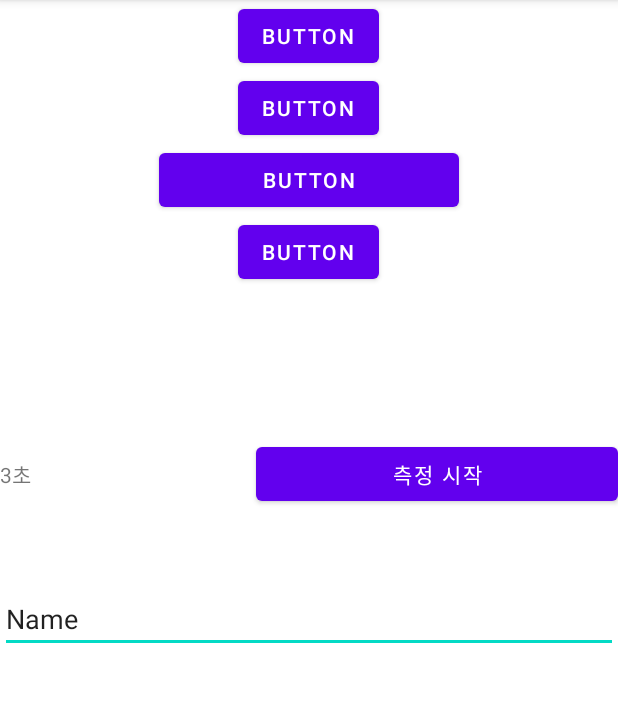
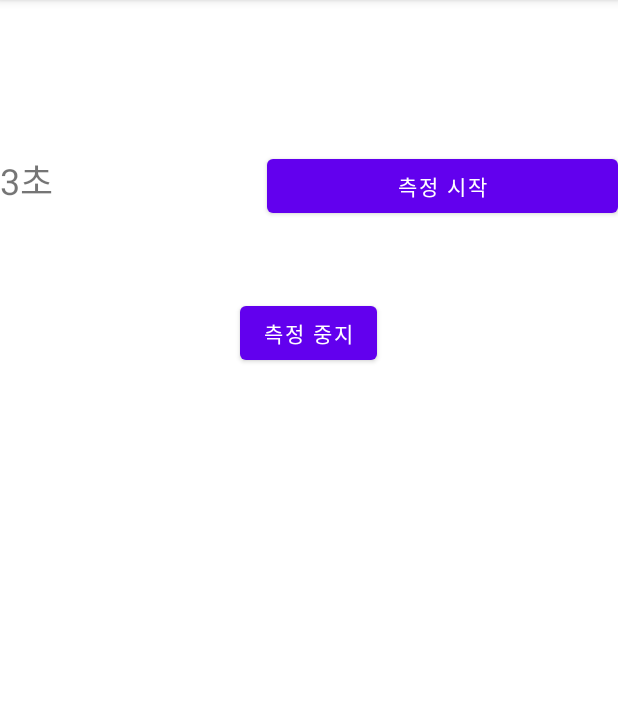
Before and after one commit to jihoi-kang/on-eco, an Android app: the TestActivity screen opened directly, with no data from a screen before it, after a tap on "측정 시작", on a phone screen of 412 x 824 dp, the part 84-786 px from its top. Run offline under Robolectric (Android 15) with nearby library versions, the phone set to English and light mode, and no system bars; libraries missing offline, so code that uses them is left out: com.gun0912.tedpermission; 1 statement that could not run was skipped.

Commit message:
add test timer

```diff
--- a/app/src/main/java/com/project/oneco/MainHome.java
+++ b/app/src/main/java/com/project/oneco/MainHome.java
@@ -1,6 +1,4 @@
 package com.project.oneco;
-
-import androidx.appcompat.app.AppCompatActivity;
 
 import android.content.Intent;
 import android.os.Bundle;
@@ -8,7 +6,7 @@ import android.view.View;
 import android.widget.Button;
 import android.widget.ImageButton;
 
-import com.project.oneco.test.TestActivity;
+import androidx.appcompat.app.AppCompatActivity;
 
 public class MainHome extends AppCompatActivity {
 
@@ -22,7 +20,7 @@ public class MainHome extends AppCompatActivity {
         goto_mypage.setOnClickListener(new View.OnClickListener() {
             @Override
             public void onClick(View view) {
-                Intent intent = new Intent(getApplicationContext(), TestActivity.class);
+                Intent intent = new Intent(getApplicationContext(), MyPage.class);
                 startActivity(intent);
             }
         });
--- a/app/src/main/java/com/project/oneco/test/TestActivity.java
+++ b/app/src/main/java/com/project/oneco/test/TestActivity.java
@@ -1,18 +1,24 @@
 package com.project.oneco.test;
 
-import android.content.Intent;
+import android.Manifest;
 import android.os.Bundle;
 import android.os.Handler;
 import android.util.Log;
 import android.view.View;
 import android.widget.Button;
 import android.widget.TextView;
+import android.widget.Toast;
 
 import androidx.annotation.Nullable;
 import androidx.appcompat.app.AppCompatActivity;
 
+import com.gun0912.tedpermission.PermissionListener;
+import com.gun0912.tedpermission.normal.TedPermission;
 import com.project.oneco.R;
+import com.project.oneco.SoundMeter;
 
+import java.util.ArrayList;
+import java.util.List;
 import java.util.Timer;
 import java.util.TimerTask;
 
@@ -21,37 +27,63 @@ public class TestActivity extends AppCompatActivity {
     private TimerTask second;
     private int timerSec = 0;
     private final Handler handler = new Handler();
+    private final ArrayList<Float> dbList = new ArrayList<>();
+    private SoundMeter soundMeter = null;
 
     @Override
     protected void onCreate(@Nullable Bundle savedInstanceState) {
         super.onCreate(savedInstanceState);
         setContentView(R.layout.activity_test);
 
+        checkPermission();
+
+        soundMeter = new SoundMeter();
+
         tvSec = findViewById(R.id.tv_sec);
-        Button btnNext = findViewById(R.id.btn_next);
+        Button btnStop = findViewById(R.id.btn_stop);
         Button btnStart = findViewById(R.id.btn_start);
-        btnNext.setOnClickListener(new View.OnClickListener() {
+
+        btnStop.setOnClickListener(new View.OnClickListener() {
             @Override
             public void onClick(View view) {
-                Intent intent = new Intent(getApplicationContext(), TestActivity2.class);
-                startActivity(intent);
+                // todo: Timer, SoundMeter를 중지시킨다.
+                second.cancel();
+                soundMeter.stop();
+                // todo: 지금까지 모아둔 데시벨 값을 파싱한다.
             }
         });
         btnStart.setOnClickListener(new View.OnClickListener() {
             @Override
             public void onClick(View view) {
-                testStart();
+                // 데시벨을 얻어오기 위해 sound meter 시작
+                if (soundMeter == null) {
+                    return;
+                }
+                soundMeter.start();
+
+                // timer 시작
+                startTimer();
             }
         });
     }
 
-    public void testStart() {
+    public void startTimer() {
+        // 초기화 작업
         timerSec = 0;
         second = new TimerTask() {
             @Override
             public void run() {
-                Log.i("Test", "Timer start");
+                Log.d("jay", "Timer start: " + timerSec); // 로그 찍기
                 updateUi();
+                // todo: sound meter getAmplitude() 작업 수행
+                if (soundMeter == null) {
+                    return;
+                }
+                double amplitude = soundMeter.getAmplitude();
+                float db = 20 * (float) (Math.log10(amplitude));
+                Log.d("jay", "db: " + db);
+                // todo: 데이터를 전역변수의 ㅇㅇㅇ으로 저장한다.
+                dbList.add(db);
                 timerSec++;
             }
         };
@@ -60,11 +92,65 @@ public class TestActivity extends AppCompatActivity {
     }
 
     private void updateUi() {
+        // todo: 00:00:00 구현
         Runnable updater = new Runnable() {
             public void run() {
+                // 여기서부터는 main(UI) thread를 활용한다.
                 tvSec.setText(timerSec + "초");
             }
         };
         handler.post(updater);
     }
+
+    /**
+     * 데시벨을 측정하기 위해선 RECORD_AUDIO라는 권한을 사용자로부터 받아야 합니다.
+     * RECORD_AUDIO 권한이 있는지 확인합니다.
+     */
+    private void checkPermission() {
+        TedPermission.create()
+                .setPermissionListener(new PermissionListener() {
+                    @Override
+                    public void onPermissionGranted() {
+                        Toast.makeText(TestActivity.this, "Permission Granted", Toast.LENGTH_SHORT).show();
+                    }
+
+                    @Override
+                    public void onPermissionDenied(List<String> deniedPermissions) {
+                        Toast.makeText(TestActivity.this, "Permission Denied\n" + deniedPermissions.toString(), Toast.LENGTH_SHORT).show();
+                    }
+                }).setDeniedMessage("권한을 허용하지 않을 경우 서비스를 제대로 이용할 수 없습니다. [Setting] > [Permission]에서 권한을 확인해주세요.")
+                .setPermissions(Manifest.permission.RECORD_AUDIO)
+                .check();
+    }
+
+    private void test() {
+        // 배열 추가할 때
+        dbList.add(1.0f);
+        dbList.add(2.5f);
+        dbList.add(3.5f);
+        dbList.add(4.5f);
+        // 배열값 가져 올 때
+//                dbList.get(0); // 1.3f
+//                dbList.get(1); // 2.7f
+        // 배열 초기화
+//                dbList.clear();
+        // 반복문
+        float total = 0f;
+        for (int i = 0; i < dbList.size(); i++) {
+            total = total + dbList.get(i);
+            // 0 + 1.0f = 1.0f
+            // 1.0f + 2.5f = 3.5f
+            // 3.5f + 3.5f = 7f
+            // 7f + 4.5f = 11.5f
+        }
+        float average = total / dbList.size();
+        for (int i = 0; i < dbList.size(); i++) {
+            if (dbList.get(i) > average) {
+                // 물을 사용하는 중이라는 뜻
+            } else {
+                // 물을 사용하지 않고 있다는 뜻
+            }
+        }
+    }
+
 }
--- a/app/src/main/res/layout/activity_test.xml
+++ b/app/src/main/res/layout/activity_test.xml
@@ -1,34 +1,9 @@
 <?xml version="1.0" encoding="utf-8"?>
 <LinearLayout xmlns:android="http://schemas.android.com/apk/res/android"
-    xmlns:tools="http://schemas.android.com/tools"
     android:layout_width="match_parent"
     android:layout_height="match_parent"
     android:gravity="center_horizontal"
     android:orientation="vertical">
-
-    <Button
-        android:id="@+id/btn_next"
-        android:layout_width="wrap_content"
-        android:layout_height="wrap_content"
-        android:text="Button" />
-
-    <Button
-        android:id="@+id/button8"
-        android:layout_width="wrap_content"
-        android:layout_height="wrap_content"
-        android:text="Button" />
-
-    <Button
-        android:id="@+id/button9"
-        android:layout_width="200dp"
-        android:layout_height="wrap_content"
-        android:text="Button" />
-
-    <Button
-        android:id="@+id/button10"
-        android:layout_width="wrap_content"
-        android:layout_height="wrap_content"
-        android:text="Button" />
 
     <LinearLayout
         android:layout_width="match_parent"
@@ -42,7 +17,8 @@
             android:layout_width="wrap_content"
             android:layout_height="wrap_content"
             android:layout_weight="1"
-            android:text="TextView" />
+            android:text="TextView"
+            android:textSize="24dp" />
 
         <Button
             android:id="@+id/btn_start"
@@ -52,18 +28,10 @@
             android:text="측정 시작" />
     </LinearLayout>
 
-    <EditText
-        android:id="@+id/editTextTextPersonName2"
-        android:layout_width="match_parent"
+    <Button
+        android:id="@+id/btn_stop"
+        android:layout_width="wrap_content"
         android:layout_height="wrap_content"
-        android:ems="10"
-        android:inputType="textPersonName"
-        android:text="Name" />
-
-    <ImageView
-        android:id="@+id/imageView"
-        android:layout_width="match_parent"
-        android:layout_height="wrap_content"
-        tools:srcCompat="@tools:sample/avatars" />
+        android:text="측정 중지" />
 
 </LinearLayout>
```
